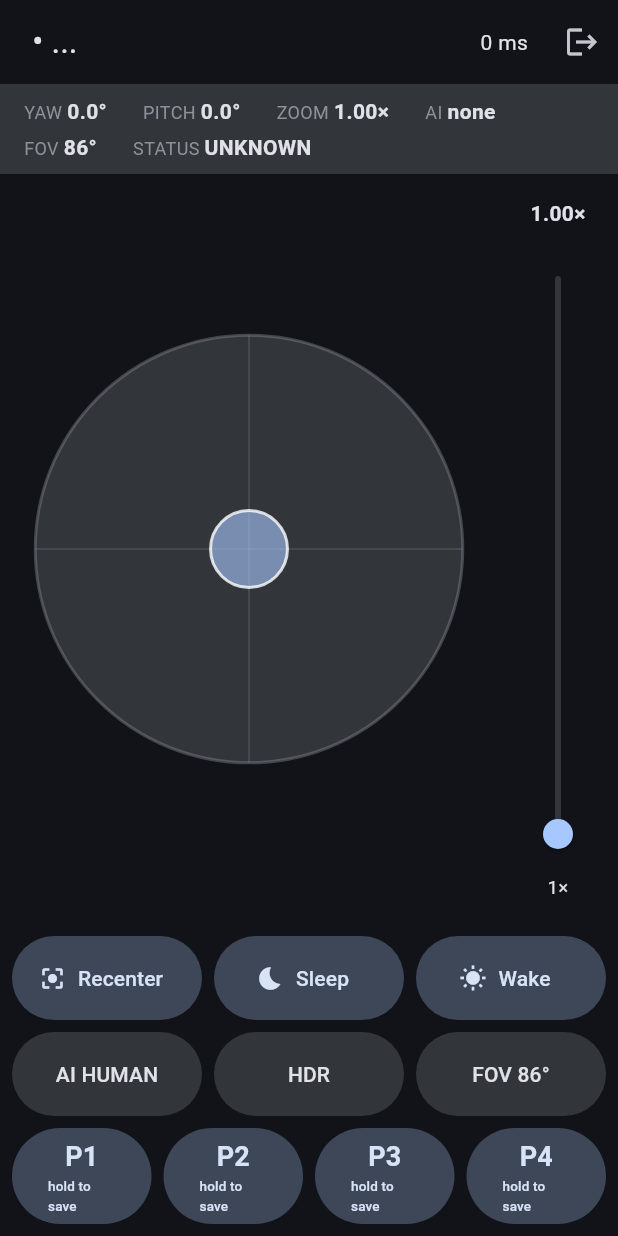
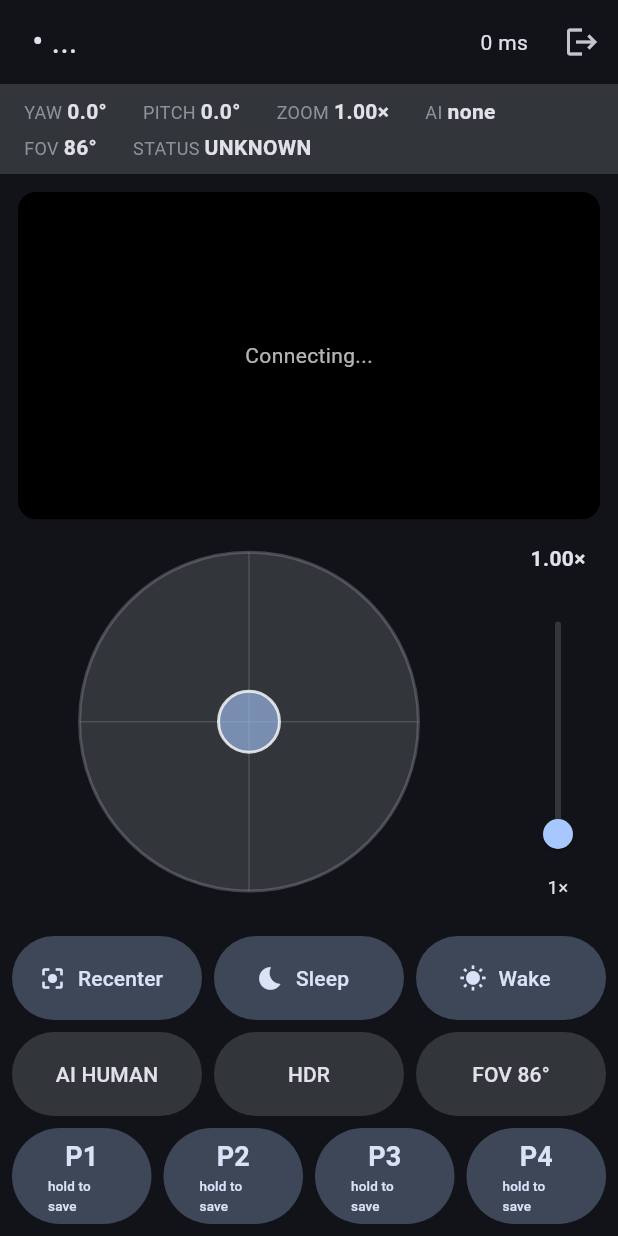
Before and after one commit to 0xharkirat/open-obsbot-remote, a Flutter app: the ControlScreen screen opened directly with empty values, on a phone screen of 412 x 824 dp. Run offline on Flutter 3.47's test engine with Material 3 defaults, Android fonts, the phone set to English and light mode, and no system bars; our stand-ins replace shared_preferences; missing offline and left inert: flutter_mjpeg; accounts and stored records are empty.

Commit message:
Add MJPEG live preview path + clarify SDK gitignore policy
Bridge:
- video_capture.{h,mm}: AVFoundation capture from Tiny 2 Lite, JPEG-encode
  latest frame into an atomic buffer
- /preview.mjpeg HTTP route streams multipart/x-mixed-replace JPEGs ~12fps
- Frameworks linked: AVFoundation, CoreMedia, CoreVideo, CoreImage, ImageIO,
  CoreGraphics, Foundation, UniformTypeIdentifiers
- Objective-C++ enabled in CMake

Mobile:
- flutter_mjpeg dep + PreviewWidget rendering /preview.mjpeg
- Wired into both portrait and landscape control layouts above the PTZ pad

Docs:
- SDK stays gitignored on disk; build pulls libdev.dylib into the .app at
  package time so the DMG is self-contained
- README + GETTING_THE_SDK rewritten to reflect this; verify-sdk.sh restored

Co-Authored-By: Claude Opus 4.7 (1M context) <noreply@anthropic.com>

```diff
--- /dev/null
+++ b/apps/mobile/lib/preview_widget.dart
@@ -0,0 +1,92 @@
+import 'package:flutter/material.dart';
+import 'package:flutter_mjpeg/flutter_mjpeg.dart';
+
+import 'ws_client.dart';
+
+/// Live preview from `bridge_cpp` (`/preview.mjpeg` route).
+/// Falls back to a placeholder if the bridge or camera permission isn't ready.
+class PreviewWidget extends StatelessWidget {
+  final WsClient client;
+  const PreviewWidget({super.key, required this.client});
+
+  @override
+  Widget build(BuildContext context) {
+    final host = client.serverUri; // e.g. "10.250.1.51:8765"
+    if (!client.connected || host.isEmpty) {
+      return _placeholder(context, 'Connecting...');
+    }
+    final url = 'http://$host/preview.mjpeg';
+    return ClipRRect(
+      borderRadius: BorderRadius.circular(12),
+      child: AspectRatio(
+        aspectRatio: 16 / 9,
+        child: ColoredBox(
+          color: Colors.black,
+          child: Stack(
+            fit: StackFit.expand,
+            children: <Widget>[
+              Mjpeg(
+                stream: url,
+                isLive: true,
+                fit: BoxFit.contain,
+                error: (BuildContext ctx, dynamic err, dynamic _) {
+                  return _previewError(ctx, err.toString());
+                },
+                loading: (_) => const Center(
+                  child: SizedBox(
+                    width: 32, height: 32,
+                    child: CircularProgressIndicator(strokeWidth: 2),
+                  ),
+                ),
+                timeout: const Duration(seconds: 6),
+              ),
+            ],
+          ),
+        ),
+      ),
+    );
+  }
+
+  Widget _placeholder(BuildContext ctx, String msg) {
+    return ClipRRect(
+      borderRadius: BorderRadius.circular(12),
+      child: AspectRatio(
+        aspectRatio: 16 / 9,
+        child: Container(
+          color: Colors.black,
+          alignment: Alignment.center,
+          child: Text(msg, style: const TextStyle(color: Colors.white70)),
+        ),
+      ),
+    );
+  }
+
+  Widget _previewError(BuildContext ctx, String detail) {
+    return Container(
+      color: Colors.black,
+      padding: const EdgeInsets.all(16),
+      alignment: Alignment.center,
+      child: Column(
+        mainAxisSize: MainAxisSize.min,
+        children: <Widget>[
+          const Icon(Icons.videocam_off, color: Colors.white54, size: 36),
+          const SizedBox(height: 8),
+          const Text(
+            'Preview unavailable',
+            style: TextStyle(color: Colors.white, fontWeight: FontWeight.w600),
+          ),
+          const SizedBox(height: 4),
+          Text(
+            'Grant Terminal camera access on the Mac and restart the bridge.',
+            textAlign: TextAlign.center,
+            style: const TextStyle(color: Colors.white54, fontSize: 12),
+          ),
+          if (detail.isNotEmpty) ...<Widget>[
+            const SizedBox(height: 8),
+            Text(detail, style: const TextStyle(color: Colors.white24, fontSize: 10)),
+          ],
+        ],
+      ),
+    );
+  }
+}
--- a/apps/mobile/pubspec.yaml
+++ b/apps/mobile/pubspec.yaml
@@ -36,6 +36,7 @@ dependencies:
   cupertino_icons: ^1.0.8
   web_socket_channel: ^3.0.3
   shared_preferences: ^2.5.5
+  flutter_mjpeg: ^2.0.4
 
 dev_dependencies:
   flutter_test:
```
Also changed, not shown: apps/bridge_cpp/CMakeLists.txt (+16 -2 lines), apps/mobile/lib/control_screen.dart (+15 -4 lines), apps/mobile/pubspec.lock, 9 other files.
